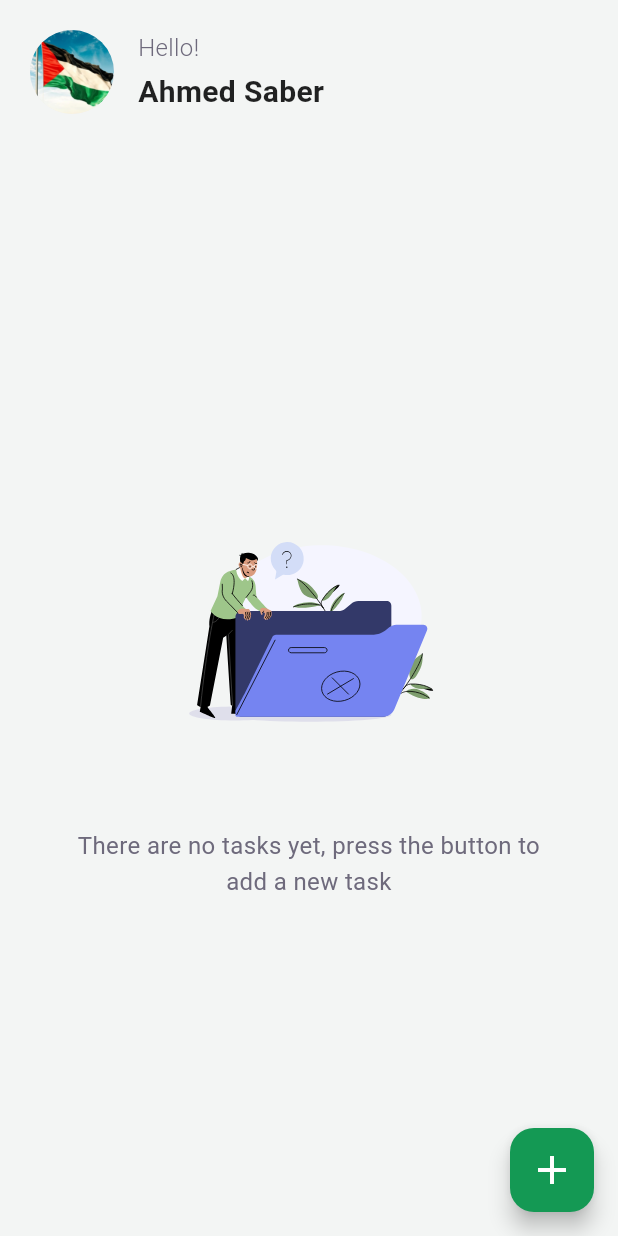
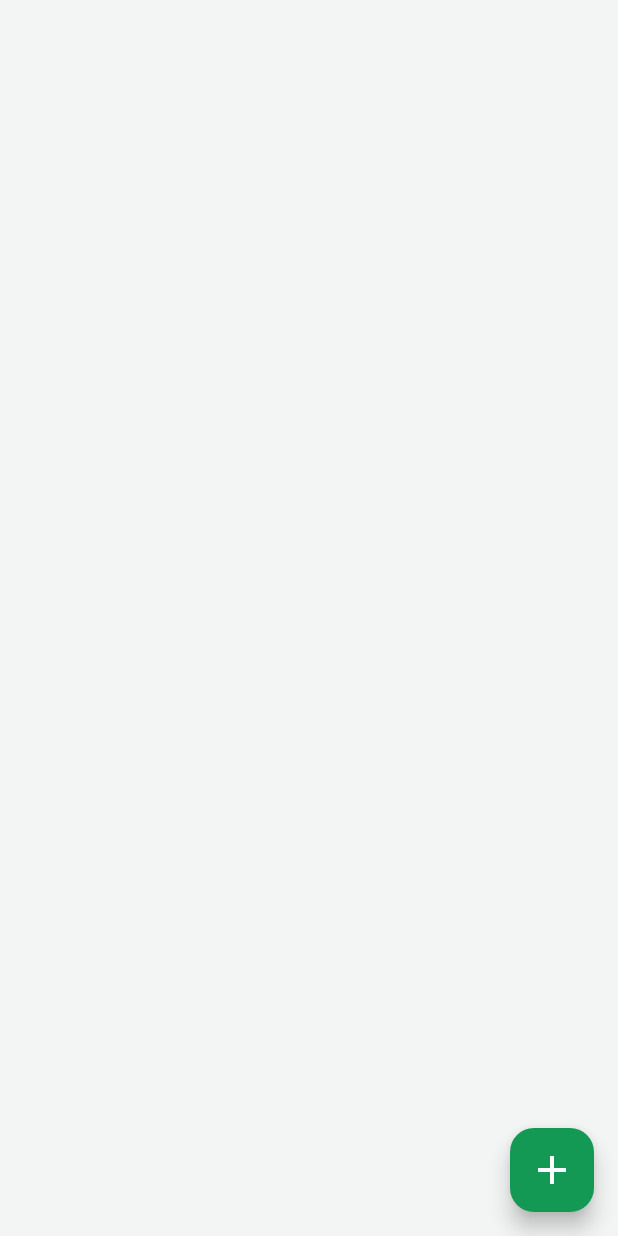
Before and after one commit to DuaaAhmedd/todoApp, a Flutter app: the HomeScreen screen opened directly, on a phone screen of 412 x 824 dp. Run offline on Flutter 3.47's test engine with Material 3 defaults, Android fonts, the phone set to English and light mode, and no system bars; our stand-ins replace flutter_screenutil, flutter_svg, google_fonts; statements that could not run were skipped.

Commit message:
Remove header, empty state, and user from HomeScreen
Co-authored-by: DuaaAhmedd <175502812+DuaaAhmedd@users.noreply.github.com>

```diff
--- a/lib/home_screen1.dart
+++ b/lib/home_screen1.dart
@@ -1,31 +1,15 @@
 import 'package:flutter/material.dart';
-import 'package:flutter_svg/flutter_svg.dart';
 import 'core/app_resources.dart';
 
 class HomeScreen extends StatelessWidget {
-  final String userName;
-
-  const HomeScreen({
-    super.key,
-    this.userName = 'Ahmed Saber',
-  });
+  const HomeScreen({super.key});
 
   @override
   Widget build(BuildContext context) {
     return Scaffold(
       backgroundColor: AppColors.backgroundColor,
       body: SafeArea(
-        child: Column(
-          children: [
-            // Header Section
-            _buildHeader(),
-
-            // Empty State Section
-            Expanded(
-              child: _buildEmptyState(),
-            ),
-          ],
-        ),
+        child: Container(),
       ),
       floatingActionButton: FloatingActionButton(
         onPressed: () {},
@@ -38,76 +22,4 @@ class HomeScreen extends StatelessWidget {
       ),
     );
   }
-
-  Widget _buildHeader() {
-    return Container(
-      padding: const EdgeInsets.all(20),
-      child: Row(
-        children: [
-          // Circular Avatar with flag image
-          CircleAvatar(
-            radius: 28,
-            backgroundColor: Colors.grey[200],
-            backgroundImage: const AssetImage('assets/flag.png'),
-          ),
-          const SizedBox(width: 16),
-          // Greeting and User Name
-          Column(
-            crossAxisAlignment: CrossAxisAlignment.start,
-            children: [
-              Text(
-                'Hello!',
-                style: AppFonts.lexendDeca(
-                  fontSize: 16,
-                  fontWeight: FontWeight.w300,
-                  color: AppColors.fontColor,
-                ),
-              ),
-              const SizedBox(height: 4),
-              Text(
-                userName,
-                style: AppFonts.lexendDeca(
-                  fontSize: 20,
-                  fontWeight: FontWeight.w600,
-                  color: Colors.black87,
-                ),
-              ),
-            ],
-          ),
-        ],
-      ),
-    );
-  }
-
-  Widget _buildEmptyState() {
-    return Center(
-      child: Padding(
-        padding: const EdgeInsets.symmetric(horizontal: 40),
-        child: Column(
-          mainAxisAlignment: MainAxisAlignment.center,
-          children: [
-            // Empty state illustration
-            SvgPicture.asset(
-              'assets/object3.svg',
-              width: 200,
-              height: 200,
-              fit: BoxFit.contain,
-            ),
-            const SizedBox(height: 32),
-            // Empty state message
-            Text(
-              'There are no tasks yet, press the button to add a new task',
-              textAlign: TextAlign.center,
-              style: AppFonts.lexendDeca(
-                fontSize: 16,
-                fontWeight: FontWeight.w400,
-                color: AppColors.fontColor,
-                height: 1.5,
-              ),
-            ),
-          ],
-        ),
-      ),
-    );
-  }
 }
```
